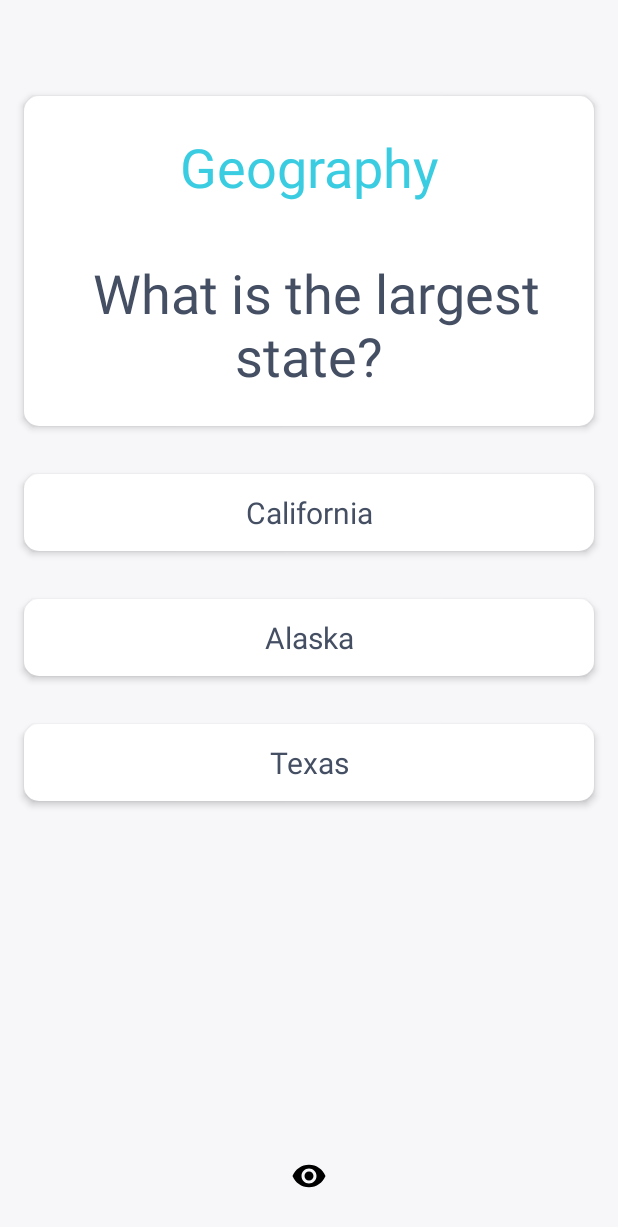
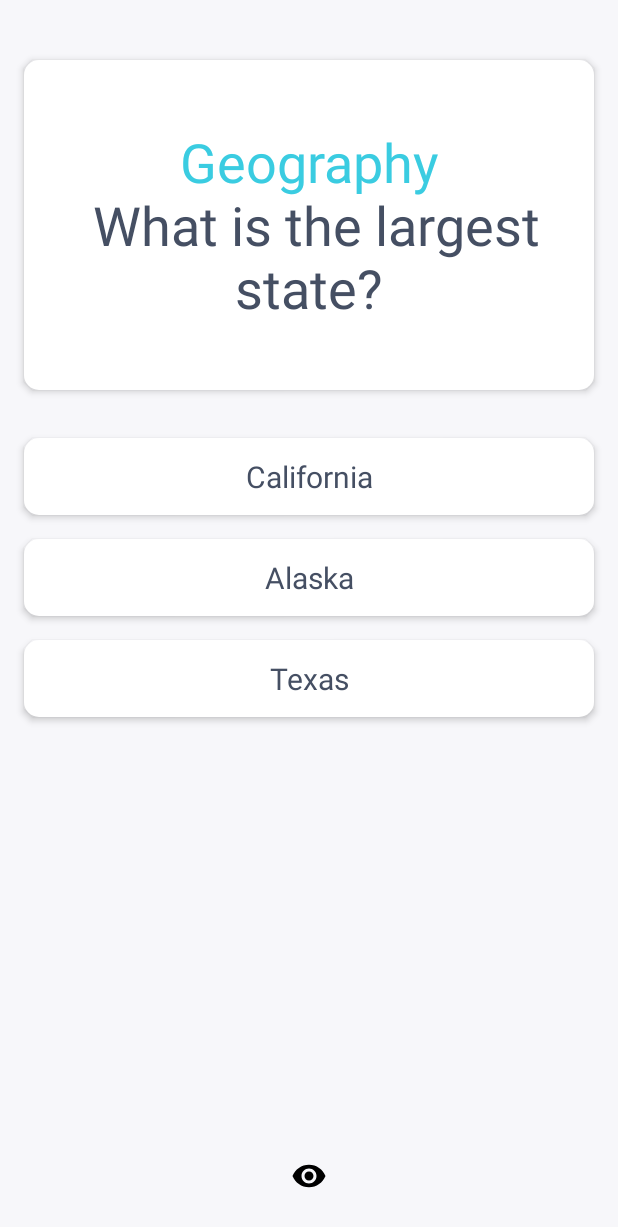
Before and after one commit to gonzen2310/codepath, an Android app: the screen it shows after launch (MainActivity), on a phone screen of 412 x 824 dp. Shown: the top 1227 px of the screen. Run offline under Robolectric (Android 15) with nearby library versions, the phone set to English and light mode, and no system bars.

```diff
--- a/flashcard/app/src/main/res/layout/activity_main.xml
+++ b/flashcard/app/src/main/res/layout/activity_main.xml
@@ -19,12 +19,11 @@
         android:text="@string/question"
         android:textAlignment="center"
         android:textSize="36sp"
-        android:layout_marginTop="64dp"
+        android:layout_marginTop="40dp"
         android:layout_marginStart="16dp"
         android:layout_marginEnd="16dp"
         android:layout_marginBottom="16dp"
         />
-
 
 
     <TextView
@@ -39,7 +38,7 @@
         android:textAlignment="center"
         android:textSize="40sp"
         android:visibility="invisible"
-        android:layout_marginTop="64dp"
+        android:layout_marginTop="40dp"
         android:layout_marginStart="16dp"
         android:layout_marginEnd="16dp"
         android:layout_marginBottom="16dp"
@@ -67,7 +66,9 @@
         android:layout_width="match_parent"
         android:layout_height="wrap_content"
         android:layout_below="@+id/flashcard_option1_tv"
-        android:layout_margin="16dp"
+        android:layout_marginStart="16dp"
+        android:layout_marginEnd="16dp"
+        android:layout_marginBottom="16dp"
         android:gravity="center"
         android:padding="12dp"
         android:text="Alaska"
@@ -83,12 +84,13 @@
         android:layout_width="match_parent"
         android:layout_height="wrap_content"
         android:layout_below="@+id/flashcard_option2_tv"
-        android:layout_margin="16dp"
+        android:layout_marginStart="16dp"
+        android:layout_marginEnd="16dp"
+        android:layout_marginBottom="16dp"
         android:gravity="center"
         android:padding="12dp"
         android:text="Texas"
         android:textColor="@color/textColor"
-
         android:textAlignment="center"
         android:textSize="20sp"/>
 
--- a/flashcard/app/src/main/res/values/strings.xml
+++ b/flashcard/app/src/main/res/values/strings.xml
@@ -1,5 +1,5 @@
 <resources>
     <string name="app_name">flashcard</string>
-    <string name="question"><font color="#3ACCE1">Geography</font>\n\n What is the largest state?</string>
+    <string name="question"><font color="#3ACCE1">Geography</font>\n What is the largest state?</string>
 
 </resources>
```
Also changed, not shown: 1 other file.
